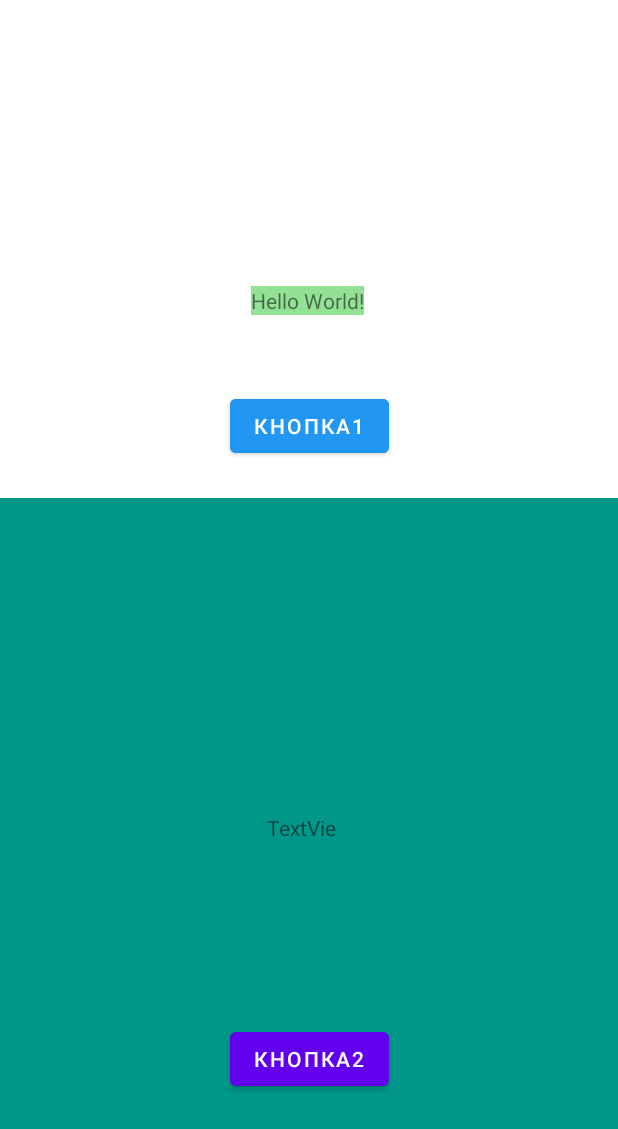
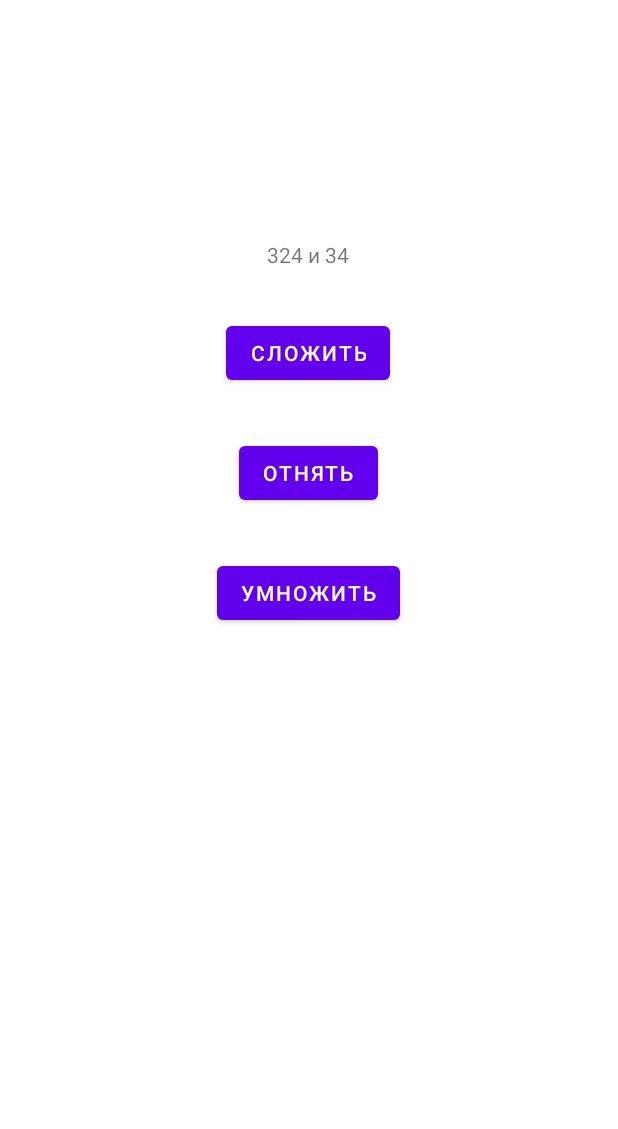
Before and after one commit to gemansipator/KotlinAndAndroidNECO, an Android app: the layout activity_main.xml on its own in the app's theme, with its tools: preview values and no code run, on a phone screen of 412 x 824 dp. Shown: the top 1129 px of the screen. Run offline under Robolectric (Android 15) with nearby library versions, the phone set to English and light mode, and no system bars.

Commit message:
Сложение, вычитание, умножение кнопками и вывод текста на экран
       bidingClass.b1.setOnClickListener {
            val result = a + b

            bidingClass.tvResult.text = "Результат сложения равен : $result"

        //если пришем resuilt без шаблона $ и вне стринга "..." тогда
        //приводим реультат result  к стрингу   -       =result.toString()

        // АНАЛОГ:
        // bidingClass.b3.setOnClickListener {
        //            val result = (a + b).toString()
        //
        //            bidingClass.tvResult.text = result

```diff
--- a/app/src/main/java/app/fandroid/kotlinandandroidneco/MainActivity.kt
+++ b/app/src/main/java/app/fandroid/kotlinandandroidneco/MainActivity.kt
@@ -13,27 +13,43 @@ class MainActivity : AppCompatActivity() {
     lateinit var bidingClass : ActivityMainBinding  //название может быть любое. Не только bindingClass. Binding превратил activity_main
     //в класс ActivityMain который заносится в переменную bindingClass
 
+    val a = 324
+    val b = 34
+
+
     override fun onCreate(s: Bundle?) {
         super.onCreate(s)
         bidingClass = ActivityMainBinding.inflate(layoutInflater) //Надувает класс/ делает активным и готовым для рисования , иннициализирует, заносит в память
         setContentView(bidingClass.root)                          //ПЕРЕДАЕТСЯ ИЗ bidingClass в класс MainActivity через ее функцию setContentView на
         //class MainActivity чтобы соединить с class MainActivity. Теперь это работает в class MainActivity. Пишем .root чтобы охватывало всЁ что есть
         // в ConstrainLayout
-        bidingClass.bTest.setOnClickListener {
-            bidingClass.vTest.visibility = View.GONE
+
+        bidingClass.b1.setOnClickListener {
+            val result = a + b
+
+            bidingClass.tvResult.text = "Результат сложения равен : $result" //если пришем resuilt без шаблона $ и вне стринга "..." тогда
+            //приводим реультат result  к стрингу   -       =result.toString()
+
         }
-        bidingClass.bTest2.setOnClickListener {
-            bidingClass.vTest.visibility = View.VISIBLE
-        }                                                     //Ставим слушатель нажатий bidingClass.bTest2.setOnClickListener
-                                                             //через bidingClass находим .vTest ставим параметр .visibility
-                                                             //и через общий класс вьюшек View ставим параметр GONE (свернуть)
-                                                             // или VISIBLE (показать) или INVISIBLE (невидимый но активный)
+        bidingClass.b2.setOnClickListener {
+            val result = a - b
 
+            bidingClass.tvResult.text = "Результат вычитания равен : $result"
+
+        }
+        bidingClass.b3.setOnClickListener {
+            val result = a * b
+
+            bidingClass.tvResult.text = "Результат умножения равен : $result"
+
+        }
+        // АНАЛОГ:
+        // bidingClass.b3.setOnClickListener {
+        //            val result = (a * b).toString()
+        //
+        //            bidingClass.tvResult.text = result
 
     }
 
-    override fun onPause() {
-        super.onPause()
-        bidingClass.vTest.text = "НА ПАУЗЕ!!!!!!"
-    }
+
 }
--- a/app/src/main/res/layout/activity_main.xml
+++ b/app/src/main/res/layout/activity_main.xml
@@ -8,63 +8,43 @@
     tools:context=".MainActivity">
 
     <TextView
-        android:id="@+id/vTest"
+        android:id="@+id/tvResult"
         android:layout_width="wrap_content"
         android:layout_height="wrap_content"
-        android:background="#92E195"
-        android:text="Hello World!"
-        app:layout_constraintBottom_toBottomOf="parent"
+        android:layout_marginTop="160dp"
+        android:text="324 и 34"
+        app:layout_constraintEnd_toEndOf="parent"
         app:layout_constraintHorizontal_bias="0.498"
-        app:layout_constraintLeft_toLeftOf="parent"
-        app:layout_constraintRight_toRightOf="parent"
-        app:layout_constraintTop_toTopOf="parent"
-        app:layout_constraintVertical_bias="0.237" />
+        app:layout_constraintStart_toStartOf="parent"
+        app:layout_constraintTop_toTopOf="parent" />
 
     <Button
-        android:id="@+id/bTest"
+        android:id="@+id/b1"
         android:layout_width="wrap_content"
         android:layout_height="wrap_content"
-        android:backgroundTint="#2196F3"
-        android:text="Кнопка1"
-        app:layout_constraintBottom_toBottomOf="parent"
-        app:layout_constraintEnd_toEndOf="parent"
-        app:layout_constraintStart_toStartOf="parent"
-        app:layout_constraintTop_toTopOf="parent"
-        app:layout_constraintVertical_bias="0.335" />
+        android:layout_marginTop="32dp"
+        android:text="Сложить"
+        app:layout_constraintEnd_toEndOf="@+id/tvResult"
+        app:layout_constraintStart_toStartOf="@+id/tvResult"
+        app:layout_constraintTop_toBottomOf="@+id/tvResult" />
 
-    <androidx.constraintlayout.widget.ConstraintLayout
-        android:layout_width="match_parent"
-        android:layout_height="0dp"
-        android:layout_marginTop="24dp"
-        android:background="#009688"
-        app:layout_constraintBottom_toBottomOf="parent"
-        app:layout_constraintEnd_toEndOf="parent"
-        app:layout_constraintHorizontal_bias="0.0"
-        app:layout_constraintStart_toStartOf="parent"
-        app:layout_constraintTop_toBottomOf="@+id/bTest"
-        app:layout_constraintVertical_bias="1.0">
+    <Button
+        android:id="@+id/b2"
+        android:layout_width="wrap_content"
+        android:layout_height="wrap_content"
+        android:layout_marginTop="32dp"
+        android:text="Отнять"
+        app:layout_constraintEnd_toEndOf="@+id/b1"
+        app:layout_constraintStart_toStartOf="@+id/b1"
+        app:layout_constraintTop_toBottomOf="@+id/b1" />
 
-        <Button
-            android:id="@+id/bTest2"
-            android:layout_width="wrap_content"
-            android:layout_height="wrap_content"
-            android:text="Кнопка2"
-            app:layout_constraintBottom_toBottomOf="parent"
-            app:layout_constraintEnd_toEndOf="parent"
-            app:layout_constraintStart_toStartOf="parent"
-            app:layout_constraintTop_toTopOf="parent"
-            app:layout_constraintVertical_bias="0.788" />
-
-        <TextView
-            android:id="@+id/vTest2"
-            android:layout_width="54dp"
-            android:layout_height="20dp"
-            android:layout_marginBottom="120dp"
-            android:text="TextView"
-            app:layout_constraintBottom_toTopOf="@+id/bTest2"
-            app:layout_constraintEnd_toEndOf="parent"
-            app:layout_constraintHorizontal_bias="0.498"
-            app:layout_constraintStart_toStartOf="parent" />
-    </androidx.constraintlayout.widget.ConstraintLayout>
-
+    <Button
+        android:id="@+id/b3"
+        android:layout_width="wrap_content"
+        android:layout_height="wrap_content"
+        android:layout_marginTop="32dp"
+        android:text="Умножить"
+        app:layout_constraintEnd_toEndOf="@+id/b2"
+        app:layout_constraintStart_toStartOf="@+id/b2"
+        app:layout_constraintTop_toBottomOf="@+id/b2" />
 </androidx.constraintlayout.widget.ConstraintLayout>
```
